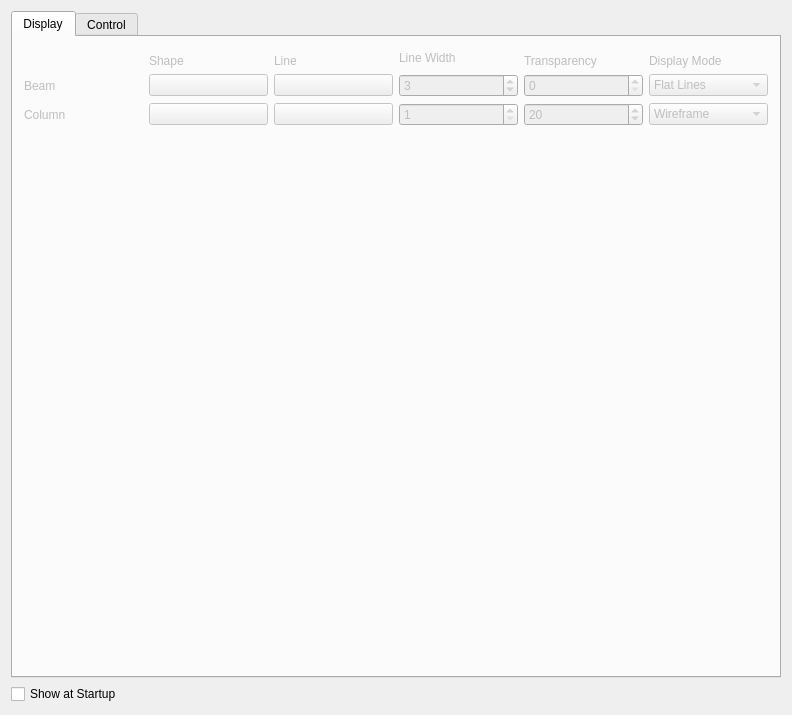
Old version of the form widgets/preferences-civiltools_visual.ui in the repository ebrahimraeyat/civilTools.
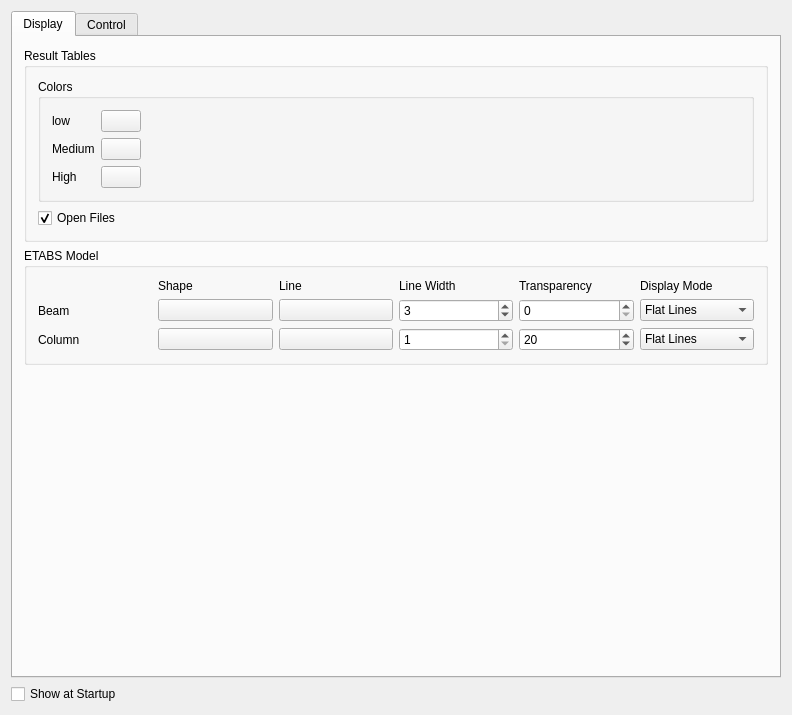
New version of the form. The open tabs and pages were chosen to show the change. Custom widgets are drawn as their Qt base class.

Commit message: Add color settings

Diff of the .ui file:
```diff
--- a/widgets/preferences-civiltools_visual.ui
+++ b/widgets/preferences-civiltools_visual.ui
@@ -24,16 +24,241 @@
      </property>
      <widget class="QWidget" name="tab">
       <property name="enabled">
-       <bool>false</bool>
+       <bool>true</bool>
       </property>
       <attribute name="title">
        <string>Display</string>
       </attribute>
+      <layout class="QVBoxLayout" name="verticalLayout_3">
+       <item>
+        <widget class="QGroupBox" name="groupBox_2">
+         <property name="enabled">
+          <bool>true</bool>
+         </property>
+         <property name="title">
+          <string>Result Tables</string>
+         </property>
+         <layout class="QVBoxLayout" name="verticalLayout_2">
+          <item>
+           <widget class="QGroupBox" name="groupBox_4">
+            <property name="title">
+             <string>Colors</string>
+            </property>
+            <layout class="QGridLayout" name="gridLayout_2">
+             <item row="2" column="1">
+              <widget class="Gui::PrefColorButton" name="high_result_colors">
+               <property name="enabled">
+                <bool>true</bool>
+               </property>
+               <property name="color" stdset="0">
+                <color>
+                 <red>255</red>
+                 <green>85</green>
+                 <blue>127</blue>
+                </color>
+               </property>
+               <property name="prefEntry" stdset="0">
+                <cstring>high_result_colors</cstring>
+               </property>
+               <property name="prefPath" stdset="0">
+                <cstring>Mod/civilTools</cstring>
+               </property>
+              </widget>
+             </item>
+             <item row="1" column="0">
+              <widget class="QLabel" name="label_7">
+               <property name="enabled">
+                <bool>true</bool>
+               </property>
+               <property name="text">
+                <string>Medium</string>
+               </property>
+              </widget>
+             </item>
+             <item row="2" column="0">
+              <widget class="QLabel" name="label_8">
+               <property name="enabled">
+                <bool>true</bool>
+               </property>
+               <property name="text">
+                <string>High</string>
+               </property>
+              </widget>
+             </item>
+             <item row="0" column="0">
+              <widget class="QLabel" name="label_6">
+               <property name="enabled">
+                <bool>true</bool>
+               </property>
+               <property name="text">
+                <string>low</string>
+               </property>
+              </widget>
+             </item>
+             <item row="0" column="1">
+              <widget class="Gui::PrefColorButton" name="low_result_colors">
+               <property name="enabled">
+                <bool>true</bool>
+               </property>
+               <property name="color" stdset="0">
+                <color>
+                 <red>0</red>
+                 <green>255</green>
+                 <blue>255</blue>
+                </color>
+               </property>
+               <property name="prefEntry" stdset="0">
+                <cstring>low_result_colors</cstring>
+               </property>
+               <property name="prefPath" stdset="0">
+                <cstring>Mod/civilTools</cstring>
+               </property>
+              </widget>
+             </item>
+             <item row="1" column="1">
+              <widget class="Gui::PrefColorButton" name="medium_result_colors">
+               <property name="enabled">
+                <bool>true</bool>
+               </property>
+               <property name="color" stdset="0">
+                <color>
+                 <red>255</red>
+                 <green>255</green>
+                 <blue>127</blue>
+                </color>
+               </property>
+               <property name="prefEntry" stdset="0">
+                <cstring>medium_result_colors</cstring>
+               </property>
+               <property name="prefPath" stdset="0">
+                <cstring>Mod/civilTools</cstring>
+               </property>
+              </widget>
+             </item>
+             <item row="1" column="2">
+              <spacer name="horizontalSpacer">
+               <property name="orientation">
+                <enum>Qt::Horizontal</enum>
+               </property>
+               <property name="sizeHint" stdset="0">
+                <size>
+                 <width>40</width>
+                 <height>20</height>
+                </size>
+               </property>
+              </spacer>
+             </item>
+            </layout>
+           </widget>
+          </item>
+          <item>
+           <widget class="Gui::PrefCheckBox" name="open_results_file">
+            <property name="text">
+             <string>Open Files</string>
+            </property>
+            <property name="checked">
+             <bool>true</bool>
+            </property>
+            <property name="prefEntry" stdset="0">
+             <cstring>open_results_file</cstring>
+            </property>
+            <property name="prefPath" stdset="0">
+             <cstring>Mod/civilTools</cstring>
+            </property>
+           </widget>
+          </item>
+         </layout>
+        </widget>
+       </item>
+       <item>
+        <widget class="QGroupBox" name="groupBox_5">
+         <property name="title">
+          <string>ETABS Model</string>
+         </property>
       <layout class="QGridLayout" name="gridLayout">
-       <item row="2" column="3">
+          <item row="0" column="1">
+           <widget class="QLabel" name="label_24">
+            <property name="text">
+             <string>Shape</string>
+            </property>
+           </widget>
+          </item>
+          <item row="0" column="2">
+           <widget class="QLabel" name="label_46">
+            <property name="text">
+             <string>Line</string>
+            </property>
+           </widget>
+          </item>
+          <item row="0" column="3">
+           <widget class="QLabel" name="label_38">
+            <property name="text">
+             <string>Line Width</string>
+            </property>
+           </widget>
+          </item>
+          <item row="0" column="4">
+           <widget class="QLabel" name="label_25">
+            <property name="text">
+             <string>Transparency</string>
+            </property>
+           </widget>
+          </item>
+          <item row="0" column="5">
+           <widget class="QLabel" name="label_47">
+            <property name="text">
+             <string>Display Mode</string>
+            </property>
+           </widget>
+          </item>
+          <item row="1" column="0">
+           <widget class="QLabel" name="label_5">
+            <property name="text">
+             <string>Beam</string>
+            </property>
+           </widget>
+          </item>
+          <item row="1" column="1">
+           <widget class="Gui::PrefColorButton" name="beam_shape_color">
+            <property name="enabled">
+             <bool>true</bool>
+            </property>
+            <property name="color" stdset="0">
+             <color>
+              <red>255</red>
+              <green>255</green>
+              <blue>0</blue>
+             </color>
+            </property>
+            <property name="prefEntry" stdset="0">
+             <cstring>beam_shape_color</cstring>
+            </property>
+            <property name="prefPath" stdset="0">
+             <cstring>Mod/civilTools</cstring>
+            </property>
+           </widget>
+          </item>
+          <item row="1" column="2">
+           <widget class="Gui::PrefColorButton" name="beam_line_color">
+            <property name="color" stdset="0">
+             <color>
+              <red>255</red>
+              <green>255</green>
+              <blue>0</blue>
+             </color>
+            </property>
+            <property name="prefEntry" stdset="0">
+             <cstring>beam_line_color</cstring>
+            </property>
+            <property name="prefPath" stdset="0">
+             <cstring>Mod/civilTools</cstring>
+            </property>
+           </widget>
+          </item>
+          <item row="1" column="3">
         <widget class="Gui::PrefDoubleSpinBox" name="beam_line_width">
          <property name="enabled">
-          <bool>false</bool>
+             <bool>true</bool>
          </property>
          <property name="decimals">
           <number>0</number>
@@ -58,17 +283,10 @@
          </property>
         </widget>
        </item>
-       <item row="1" column="1">
-        <widget class="QLabel" name="label_24">
-         <property name="text">
-          <string>Shape</string>
-         </property>
-        </widget>
-       </item>
-       <item row="2" column="4">
+          <item row="1" column="4">
         <widget class="Gui::PrefDoubleSpinBox" name="beam_transparency">
          <property name="enabled">
-          <bool>false</bool>
+             <bool>true</bool>
          </property>
          <property name="decimals">
           <number>0</number>
@@ -91,13 +309,41 @@
         </widget>
        </item>
        <item row="1" column="5">
-        <widget class="QLabel" name="label_47">
+           <widget class="Gui::PrefComboBox" name="beam_display_mode">
+            <property name="enabled">
+             <bool>true</bool>
+            </property>
+            <property name="prefEntry" stdset="0">
+             <cstring>beam_display_mode</cstring>
+            </property>
+            <property name="prefPath" stdset="0">
+             <cstring>Mod/civilTools</cstring>
+            </property>
+            <item>
          <property name="text">
-          <string>Display Mode</string>
-         </property>
-        </widget>
-       </item>
-       <item row="3" column="1">
+              <string>Flat Lines</string>
+             </property>
+            </item>
+            <item>
+             <property name="text">
+              <string>Shaded</string>
+             </property>
+            </item>
+            <item>
+             <property name="text">
+              <string>Wireframe</string>
+             </property>
+            </item>
+           </widget>
+          </item>
+          <item row="2" column="0">
+           <widget class="QLabel" name="label_17">
+            <property name="text">
+             <string>Column</string>
+            </property>
+           </widget>
+          </item>
+          <item row="2" column="1">
         <widget class="Gui::PrefColorButton" name="column_shape_color">
          <property name="color" stdset="0">
           <color>
@@ -115,23 +361,6 @@
         </widget>
        </item>
        <item row="2" column="2">
-        <widget class="Gui::PrefColorButton" name="beam_line_color">
-         <property name="color" stdset="0">
-          <color>
-           <red>255</red>
-           <green>255</green>
-           <blue>0</blue>
-          </color>
-         </property>
-         <property name="prefEntry" stdset="0">
-          <cstring>beam_line_color</cstring>
-         </property>
-         <property name="prefPath" stdset="0">
-          <cstring>Mod/civilTools</cstring>
-         </property>
-        </widget>
-       </item>
-       <item row="3" column="2">
         <widget class="Gui::PrefColorButton" name="column_line_color">
          <property name="color" stdset="0">
           <color>
@@ -148,31 +377,25 @@
          </property>
         </widget>
        </item>
-       <item row="0" column="3" rowspan="2" colspan="2">
-        <widget class="QLabel" name="label_38">
-         <property name="text">
-          <string>Line Width</string>
-         </property>
-        </widget>
-       </item>
-       <item row="1" column="2">
-        <widget class="QLabel" name="label_46">
-         <property name="text">
-          <string>Line</string>
-         </property>
-        </widget>
-       </item>
-       <item row="2" column="0">
-        <widget class="QLabel" name="label_5">
-         <property name="text">
-          <string>Beam</string>
-         </property>
-        </widget>
-       </item>
-       <item row="3" column="5">
-        <widget class="Gui::PrefComboBox" name="column_display_mode">
-         <property name="currentIndex">
-          <number>2</number>
+          <item row="2" column="3">
+           <widget class="Gui::PrefDoubleSpinBox" name="column_line_width">
+            <property name="enabled">
+             <bool>true</bool>
+            </property>
+            <property name="decimals">
+             <number>0</number>
+            </property>
+            <property name="minimum">
+             <double>1.000000000000000</double>
+            </property>
+            <property name="maximum">
+             <double>7.000000000000000</double>
+            </property>
+            <property name="singleStep">
+             <double>1.000000000000000</double>
+            </property>
+            <property name="value">
+             <double>1.000000000000000</double>
          </property>
          <property name="prefEntry" stdset="0">
           <cstring>column_display_mode</cstring>
@@ -180,24 +403,9 @@
          <property name="prefPath" stdset="0">
           <cstring>Mod/civilTools</cstring>
          </property>
-         <item>
-          <property name="text">
-           <string>Flat Lines</string>
-          </property>
-         </item>
-         <item>
-          <property name="text">
-           <string>Shaded</string>
-          </property>
-         </item>
-         <item>
-          <property name="text">
-           <string>Wireframe</string>
-          </property>
-         </item>
-        </widget>
-       </item>
-       <item row="3" column="4">
+           </widget>
+          </item>
+          <item row="2" column="4">
         <widget class="Gui::PrefDoubleSpinBox" name="column_transparency">
          <property name="decimals">
           <number>0</number>
@@ -219,44 +427,10 @@
          </property>
         </widget>
        </item>
-       <item row="1" column="4">
-        <widget class="QLabel" name="label_25">
-         <property name="text">
-          <string>Transparency</string>
-         </property>
-        </widget>
-       </item>
-       <item row="3" column="0">
-        <widget class="QLabel" name="label_17">
-         <property name="text">
-          <string>Column</string>
-         </property>
-        </widget>
-       </item>
-       <item row="2" column="1">
-        <widget class="Gui::PrefColorButton" name="beam_shape_color">
-         <property name="enabled">
-          <bool>false</bool>
-         </property>
-         <property name="color" stdset="0">
-          <color>
-           <red>255</red>
-           <green>0</green>
-           <blue>0</blue>
-          </color>
-         </property>
-         <property name="prefEntry" stdset="0">
-          <cstring>beam_shape_color</cstring>
-         </property>
-         <property name="prefPath" stdset="0">
-          <cstring>Mod/civilTools</cstring>
-         </property>
-        </widget>
-       </item>
        <item row="2" column="5">
-        <widget class="Gui::PrefComboBox" name="beam_display_mode">
-         <property name="enabled">
-          <bool>false</bool>
+           <widget class="Gui::PrefComboBox" name="column_display_mode">
+            <property name="currentIndex">
+             <number>0</number>
          </property>
          <property name="prefEntry" stdset="0">
           <cstring>beam_display_mode</cstring>
@@ -281,35 +455,10 @@
          </item>
         </widget>
        </item>
-       <item row="3" column="3">
-        <widget class="Gui::PrefDoubleSpinBox" name="column_line_width">
-         <property name="enabled">
-          <bool>false</bool>
-         </property>
-         <property name="decimals">
-          <number>0</number>
-         </property>
-         <property name="minimum">
-          <double>1.000000000000000</double>
-         </property>
-         <property name="maximum">
-          <double>7.000000000000000</double>
-         </property>
-         <property name="singleStep">
-          <double>1.000000000000000</double>
-         </property>
-         <property name="value">
-          <double>1.000000000000000</double>
-         </property>
-         <property name="prefEntry" stdset="0">
-          <cstring>column_line_width</cstring>
-         </property>
-         <property name="prefPath" stdset="0">
-          <cstring>Mod/civilTools</cstring>
-         </property>
+         </layout>
         </widget>
        </item>
-       <item row="4" column="1">
+       <item>
         <spacer name="verticalSpacer_3">
          <property name="orientation">
           <enum>Qt::Vertical</enum>
```
Left out of the diff: 6 changed lines with no effect on the pictures. Lines whose indentation alone changed are shown as unchanged. The commit also changes 2 other files.
